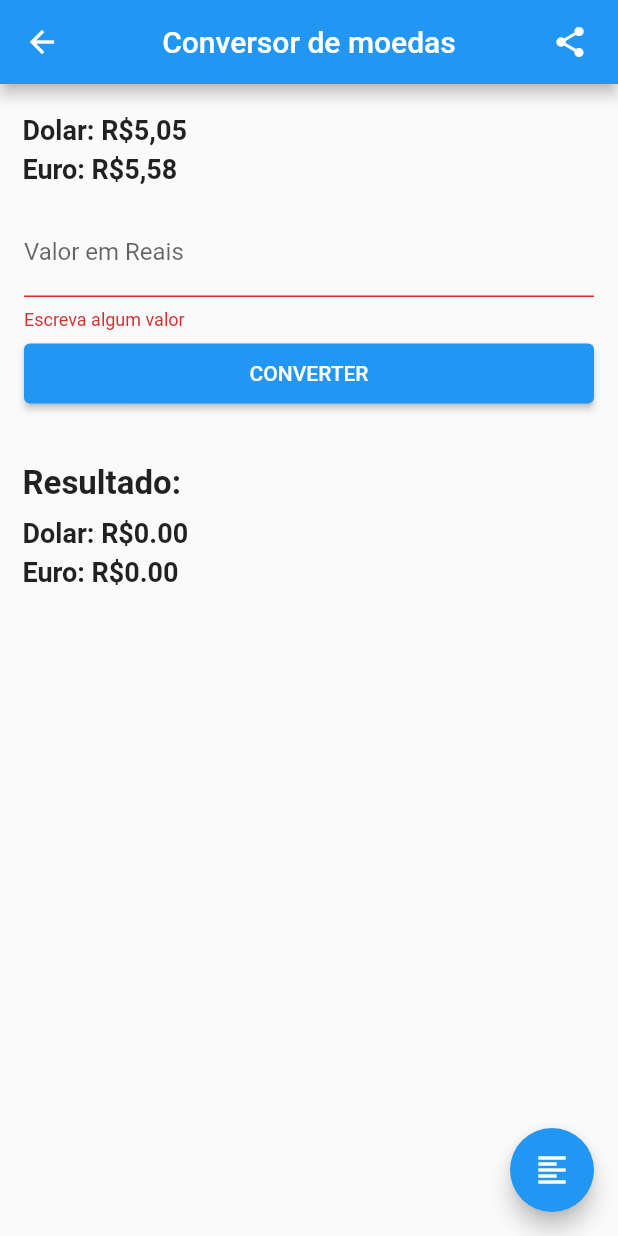
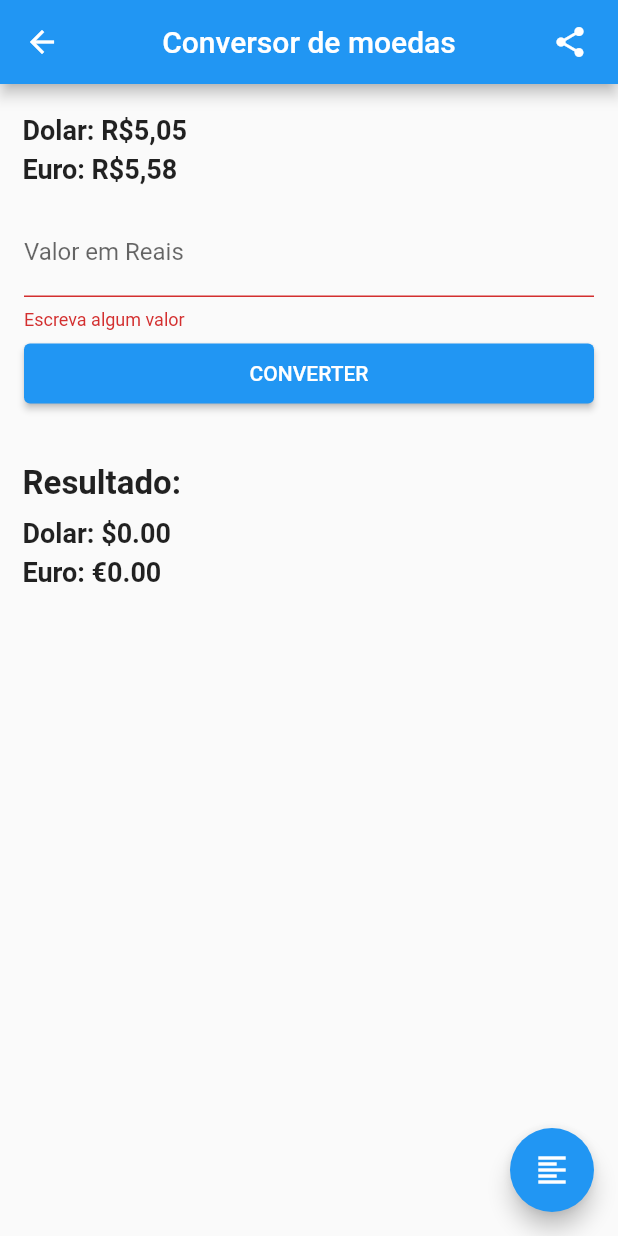
Before and after one commit to vitorsoratto/conversor-moedas, a Flutter app: the HomePage screen opened by its route, after a tap on "CONVERTER", after a tap on the "share" icon, on a phone screen of 412 x 824 dp. Run offline on Flutter 3.47's test engine with Material 2 defaults, Android fonts, the phone set to English and light mode, and no system bars; our stand-ins replace flutter_modular, flutter_triple, share_plus; missing offline and left inert: dart:ffi.

Commit message:
Adicionado opcao de compartilhar e selecionar o item

```diff
--- a/lib/app/app_module.dart
+++ b/lib/app/app_module.dart
@@ -8,7 +8,7 @@ import 'modules/home/home_module.dart';
 class AppModule extends Module {
   // @override
   // final List<Module> imports = [
-  //   HistoricoModule(),
+  //   HomeModule(),
   // ];
 
   @override
--- a/lib/app/modules/home/home_page.dart
+++ b/lib/app/modules/home/home_page.dart
@@ -1,11 +1,13 @@
+import 'package:conversor_moedas/app/shared/models/currency_model.dart';
 import 'package:flutter/material.dart';
 import 'package:flutter_modular/flutter_modular.dart';
 import 'package:flutter_triple/flutter_triple.dart';
+import 'package:share_plus/share_plus.dart';
 import 'home_store.dart';
 
 class HomePage extends StatefulWidget {
-  final String title;
-  const HomePage({Key? key, this.title = "Home"}) : super(key: key);
+  final CurrencyData currencyData;
+  const HomePage({Key? key, required this.currencyData}) : super(key: key);
 
   @override
   _HomePageState createState() => _HomePageState();
@@ -24,15 +26,34 @@ class _HomePageState extends ModularState<HomePage, HomeStore> {
         actions: [
           Padding(
             padding: const EdgeInsets.all(8.0),
-            child: IconButton(onPressed: () {
-              // Share.share
-            }, icon: const Icon(Icons.share)),
+            child: IconButton(
+                onPressed: () {
+                  String res = '';
+                  for (var e in store.currencyList) {
+                    var real = e.real.toStringAsFixed(2);
+                    var dolar = e.euro.toStringAsFixed(2);
+                    var euro = e.dolar.toStringAsFixed(2);
+                    res +=
+                        'Reais: R\$$real, Dolar: R\$$dolar, Euro: R\$$euro\n';
+                  }
+
+                  Share.share(res);
+                },
+                icon: const Icon(Icons.share)),
           ),
         ],
       ),
       body: ScopedBuilder<HomeStore, Exception, double>(
           store: store,
-          onState: (_, counter) {
+          onState: (_, real) {
+            if (widget.currencyData.real == real || real == 0) {
+              store.real = widget.currencyData.real;
+              store.dolar = widget.currencyData.dolar;
+              store.euro = widget.currencyData.euro;
+              store.real.toString().replaceAll('.', '') == '0'
+                  ? store.valueText.text = store.real.toString()
+                  : store.valueText.text = '';
+            }
             dolar = store.currency.Dolar.toString().replaceAll('.', ',');
             euro = store.currency.Euro.toString().replaceAll('.', ',');
 
@@ -113,7 +134,7 @@ class _HomePageState extends ModularState<HomePage, HomeStore> {
                         ),
                         const SizedBox(height: 10),
                         Text(
-                          'Dolar: R\$${store.dolar.toStringAsFixed(2)}',
+                          'Dolar: \$${store.dolar.toStringAsFixed(2)}',
                           style: const TextStyle(
                             fontSize: 18,
                             fontWeight: FontWeight.w600,
@@ -122,7 +143,7 @@ class _HomePageState extends ModularState<HomePage, HomeStore> {
                         ),
                         const SizedBox(height: 5),
                         Text(
-                          'Euro: R\$${store.euro.toStringAsFixed(2)}',
+                          'Euro: €${store.euro.toStringAsFixed(2)}',
                           style: const TextStyle(
                             fontSize: 18,
                             fontWeight: FontWeight.w600,
--- a/lib/app/modules/home/home_store.dart
+++ b/lib/app/modules/home/home_store.dart
@@ -34,11 +34,12 @@ class HomeStore extends NotifierStore<Exception, double> {
 
     currencyList.add(data);
 
+    clean();
     update(real);
-    clean();
   }
 
   clean() {
     valueText.text = '';
+    // update(state);
   }
 }
--- a/lib/app/widgets/conversao_widget.dart
+++ b/lib/app/widgets/conversao_widget.dart
@@ -36,10 +36,10 @@ class ConversaoWidget extends StatelessWidget {
                   crossAxisAlignment: CrossAxisAlignment.start,
                   children: [
                     Text(
-                        'Dolar: R\$${dolar.toStringAsFixed(2).replaceAll('.', ',')}'),
+                        'Dolar: \$${dolar.toStringAsFixed(2).replaceAll('.', ',')}'),
                     const SizedBox(height: 5),
                     Text(
-                        'Euro: R\$${euro.toStringAsFixed(2).replaceAll('.', ',')}'),
+                        'Euro: €${euro.toStringAsFixed(2).replaceAll('.', ',')}'),
                   ],
                 ),
               )
--- a/pubspec.yaml
+++ b/pubspec.yaml
@@ -36,7 +36,7 @@ dependencies:
   cupertino_icons: ^1.0.2
   flutter_modular: ^4.5.0
   flutter_triple: ^1.2.7+2
-  # share_plus: ^3.1.0
+  share_plus: ^3.1.0
 
 dev_dependencies:
   flutter_test:
```
Also changed, not shown: lib/app/modules/historico/historico_page.dart (+7 -2 lines), lib/app/modules/historico/historico_store.dart (+4 -10 lines), lib/app/modules/home/home_module.dart (+6 -1 lines), pubspec.lock, 1 other file.
